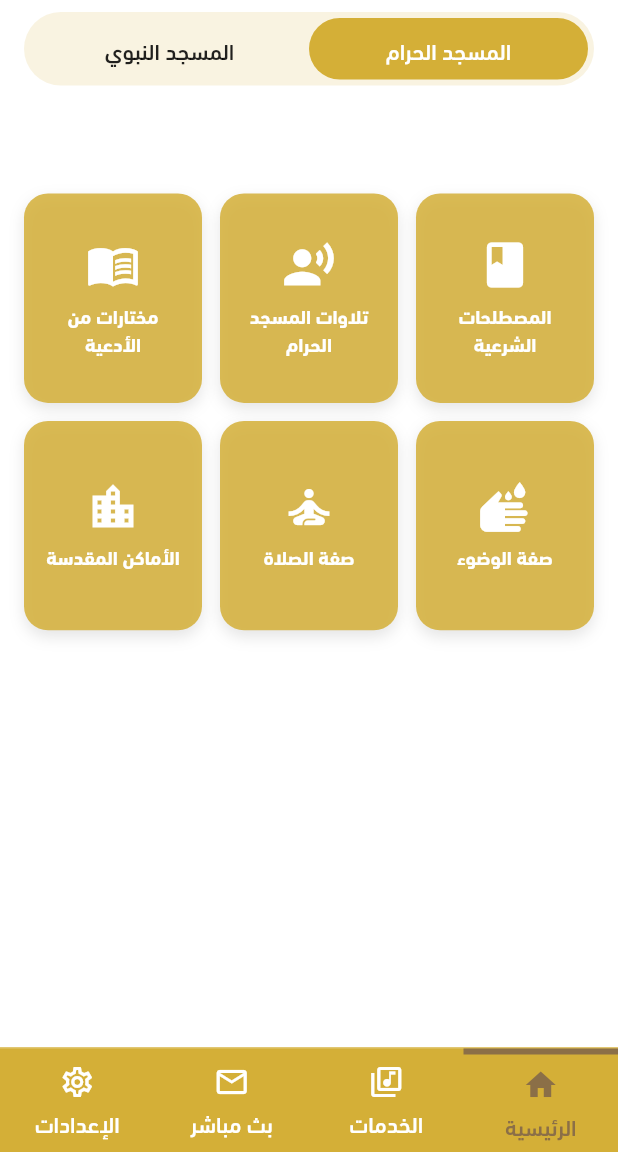
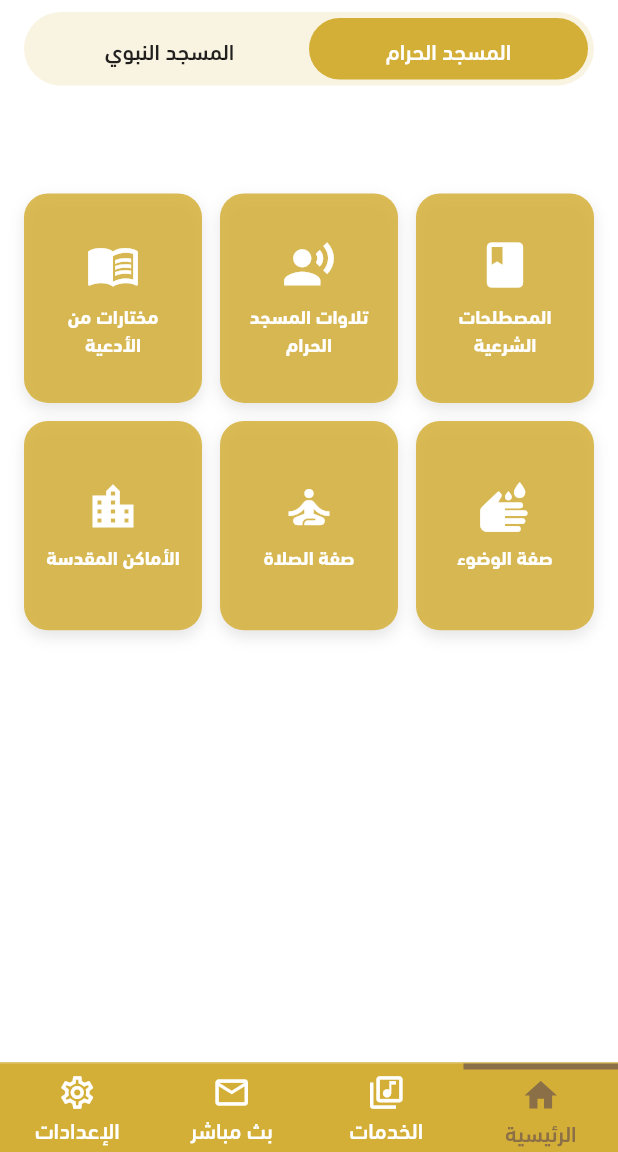
Before and after one commit to HajjiAnwer/Qasid-app, a Flutter app: the screen it shows after launch, on a phone screen of 412 x 824 dp, the part 84-1236 px from its top. Run offline on Flutter 3.47's test engine with Material 3 defaults, Android fonts, the phone set to English and light mode, and no system bars; our stand-ins replace hijri, hive, hive_flutter, shared_preferences, webview_flutter; accounts and stored records are empty; network calls fail.

Commit message:
update font size

```diff
--- a/lib/features/home/home_page.dart
+++ b/lib/features/home/home_page.dart
@@ -296,12 +296,12 @@ class _HomePageState extends State<HomePage> {
       Row(
         children: [
           Icon(icon, color: widget.primaryColor, size: 20),
-          const SizedBox(width: 10),
+          const SizedBox(width: 6),
           Text(
             '$label:',
             style: TextStyle(
               color: widget.primaryColor,
-              fontSize: 18,
+              fontSize: 15,
               fontWeight: FontWeight.w500,
               fontFamily: 'DINNextLTArabic',
             ),
@@ -312,7 +312,7 @@ class _HomePageState extends State<HomePage> {
               value,
               style: const TextStyle(
                 color: Colors.black87,
-                fontSize: 18,
+                fontSize: 15,
                 fontWeight: FontWeight.w700,
                 fontFamily: 'DINNextLTArabic',
               ),
--- a/lib/widgets/app_scaffold.dart
+++ b/lib/widgets/app_scaffold.dart
@@ -140,16 +140,16 @@ class _AppScaffoldState extends State<AppScaffold> {
                 ? Border(top: BorderSide(color: brownColor, width: 4))
                 : null,
           ),
-          padding: const EdgeInsets.symmetric(vertical: 8),
+          padding: const EdgeInsets.symmetric(vertical: 4),
           child: Column(
             mainAxisSize: MainAxisSize.min,
             children: [
               Icon(
                 isSelected ? selectedIcon : icon,
                 color: isSelected ? brownColor : Colors.white,
-                size: 24,
+                size: 26,
               ),
-              const SizedBox(height: 4),
+              //const SizedBox(height: 2),
               Text(
                 label,
                 style: baseTextStyle.copyWith(
```
Also changed, not shown: lib/features/home/prayer_timer_display.dart (+11 -11 lines).
